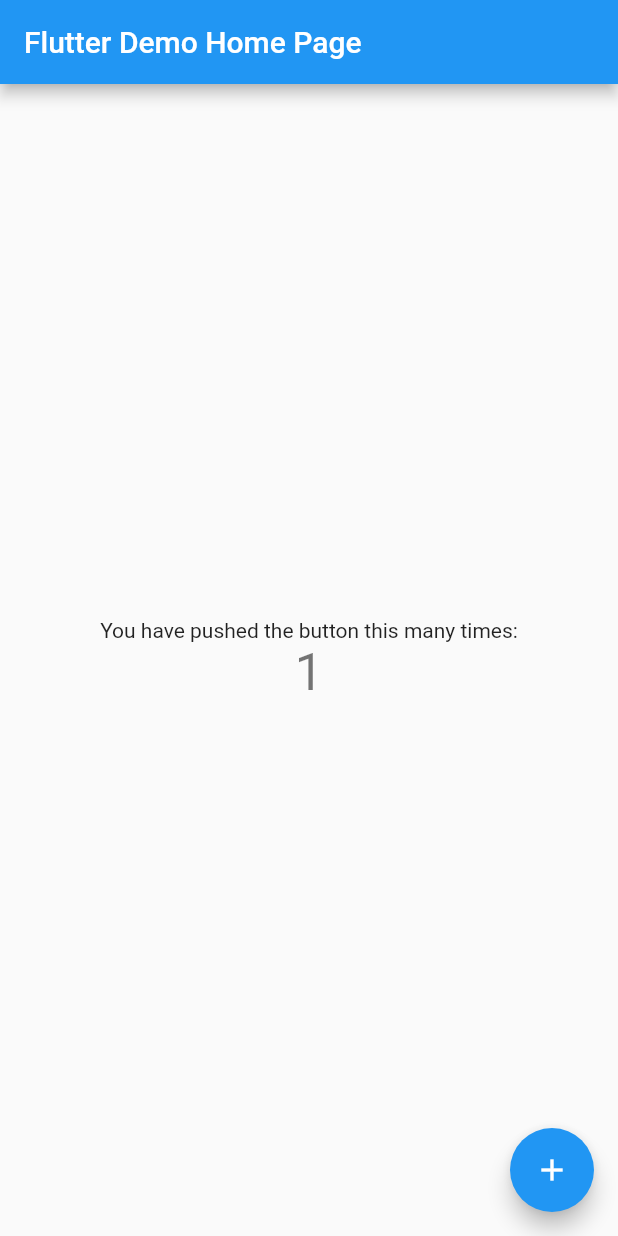
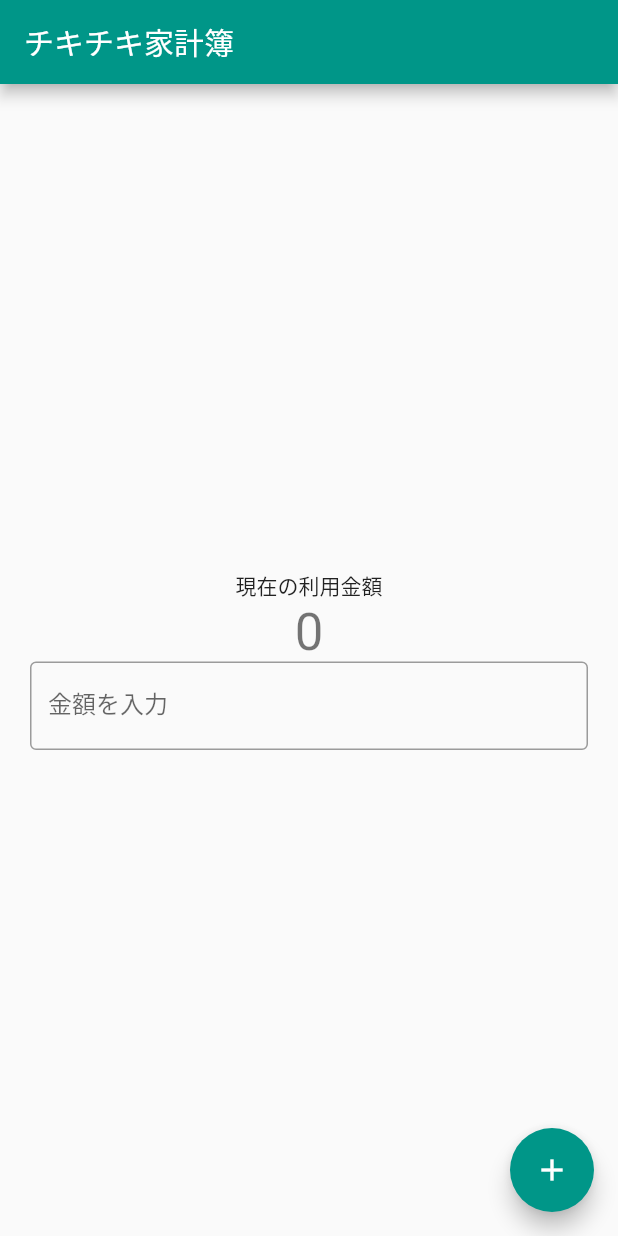
Before and after one commit to new-well/kakeibo, a Flutter app: the screen it shows after launch, after a tap on the "add" icon, on a phone screen of 412 x 824 dp. Run offline on Flutter 3.47's test engine with Material 2 defaults, Android fonts, the light colour scheme and no system bars.

Commit message:
[update] とりあえず足し算ができる

```diff
--- a/lib/main.dart
+++ b/lib/main.dart
@@ -1,4 +1,5 @@
 import 'package:flutter/material.dart';
+import 'package:flutter/services.dart';
 
 void main() {
   runApp(const MyApp());
@@ -11,36 +12,17 @@
   @override
   Widget build(BuildContext context) {
     return MaterialApp(
-      title: 'Flutter Demo',
+      title: 'Kakeibo',
       theme: ThemeData(
-        // This is the theme of your application.
-        //
-        // Try running your application with "flutter run". You'll see the
-        // application has a blue toolbar. Then, without quitting the app, try
-        // changing the primarySwatch below to Colors.green and then invoke
-        // "hot reload" (press "r" in the console where you ran "flutter run",
-        // or simply save your changes to "hot reload" in a Flutter IDE).
-        // Notice that the counter didn't reset back to zero; the application
-        // is not restarted.
-        primarySwatch: Colors.blue,
+        primarySwatch: Colors.teal,
       ),
-      home: const MyHomePage(title: 'Flutter Demo Home Page'),
+      home: const MyHomePage(title: 'チキチキ家計簿'),
     );
   }
 }
 
 class MyHomePage extends StatefulWidget {
   const MyHomePage({Key? key, required this.title}) : super(key: key);
-
-  // This widget is the home page of your application. It is stateful, meaning
-  // that it has a State object (defined below) that contains fields that affect
-  // how it looks.
-
-  // This class is the configuration for the state. It holds the values (in this
-  // case the title) provided by the parent (in this case the App widget) and
-  // used by the build method of the State. Fields in a Widget subclass are
-  // always marked "final".
-
   final String title;
 
   @override
@@ -49,67 +31,67 @@
 
 class _MyHomePageState extends State<MyHomePage> {
   int _counter = 0;
+  int _addNum = 0;
 
-  void _incrementCounter() {
+  final TextEditingController _textEditingController = TextEditingController();
+
+  void _addCounter() {
     setState(() {
-      // This call to setState tells the Flutter framework that something has
-      // changed in this State, which causes it to rerun the build method below
-      // so that the display can reflect the updated values. If we changed
-      // _counter without calling setState(), then the build method would not be
-      // called again, and so nothing would appear to happen.
-      _counter++;
+      _counter += _addNum;
+      _textEditingController.clear();
     });
   }
 
   @override
   Widget build(BuildContext context) {
-    // This method is rerun every time setState is called, for instance as done
-    // by the _incrementCounter method above.
-    //
-    // The Flutter framework has been optimized to make rerunning build methods
-    // fast, so that you can just rebuild anything that needs updating rather
-    // than having to individually change instances of widgets.
-    return Scaffold(
+    final focusNode = FocusNode();
+
+    return Focus(
+      focusNode: focusNode,
+      child: GestureDetector(
+        onTap: focusNode.requestFocus,
+        child: Scaffold(
           appBar: AppBar(
-        // Here we take the value from the MyHomePage object that was created by
-        // the App.build method, and use it to set our appbar title.
             title: Text(widget.title),
           ),
           body: Center(
-        // Center is a layout widget. It takes a single child and positions it
-        // in the middle of the parent.
             child: Column(
-          // Column is also a layout widget. It takes a list of children and
-          // arranges them vertically. By default, it sizes itself to fit its
-          // children horizontally, and tries to be as tall as its parent.
-          //
-          // Invoke "debug painting" (press "p" in the console, choose the
-          // "Toggle Debug Paint" action from the Flutter Inspector in Android
-          // Studio, or the "Toggle Debug Paint" command in Visual Studio Code)
-          // to see the wireframe for each widget.
-          //
-          // Column has various properties to control how it sizes itself and
-          // how it positions its children. Here we use mainAxisAlignment to
-          // center the children vertically; the main axis here is the vertical
-          // axis because Columns are vertical (the cross axis would be
-          // horizontal).
               mainAxisAlignment: MainAxisAlignment.center,
               children: <Widget>[
                 const Text(
-              'You have pushed the button this many times:',
+                  '現在の利用金額',
                 ),
                 Text(
                   '$_counter',
                   style: Theme.of(context).textTheme.headline4,
                 ),
+                Container(
+                  padding: const EdgeInsets.only(right: 20, left: 20),
+                  child: TextField(
+                    controller: _textEditingController,
+                    keyboardType: TextInputType.number,
+                    inputFormatters: [FilteringTextInputFormatter.digitsOnly],
+                    decoration: const InputDecoration(
+                      border: OutlineInputBorder(),
+                      labelText: '金額を入力',
+                    ),
+                    onChanged: (value) {
+                      setState(() {
+                        _addNum = value == "" ? 0 : int.parse(value);
+                      });
+                    },
+                  ),
+                ),
               ],
             ),
           ),
           floatingActionButton: FloatingActionButton(
-        onPressed: _incrementCounter,
+            onPressed: _addCounter,
             tooltip: 'Increment',
             child: const Icon(Icons.add),
-      ), // This trailing comma makes auto-formatting nicer for build methods.
+          ),
+        ),
+      ),
     );
   }
 }
```
Lines whose indentation alone changed are shown as unchanged.
